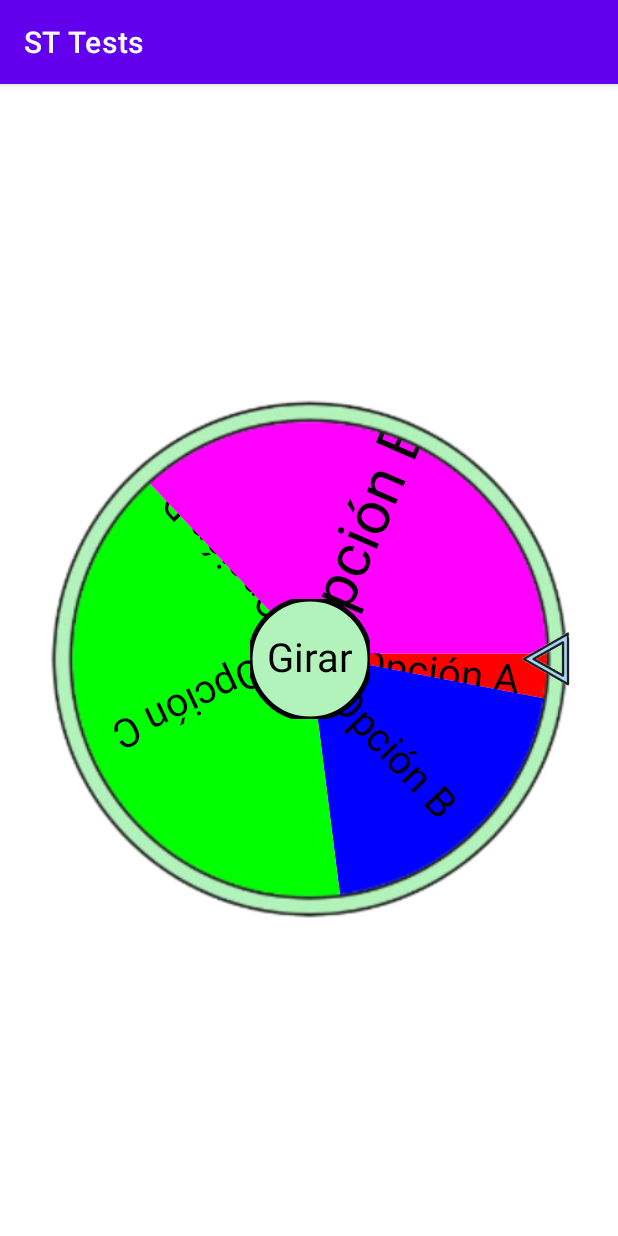
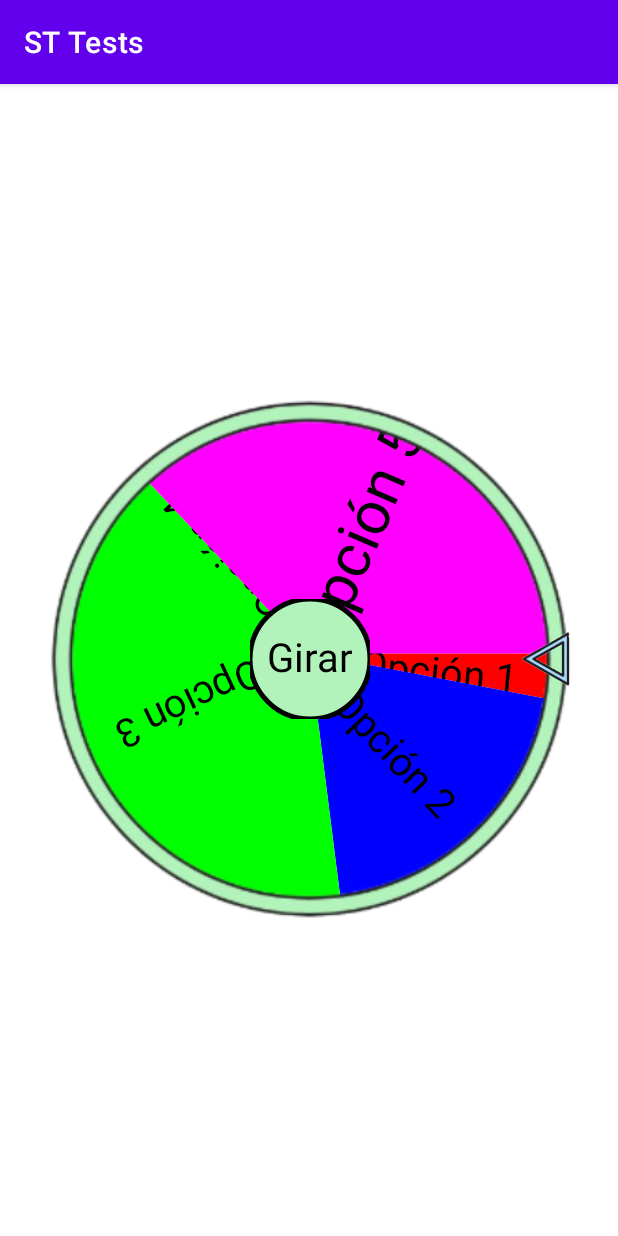
Before and after one commit to Alexandroafk/kotlin-projects-1, an Android app: the RuletaActivity screen opened directly, with no data from a screen before it, on a phone screen of 412 x 824 dp. Run offline under Robolectric (Android 15) with nearby library versions, the phone set to English and light mode, and no system bars.

Commit message:
Revert "CAMBIO PRUEBA"
This reverts commit 02cdc05cc36bb95fb72c647b88266c360ba9d3ae.

```diff
--- a/app/src/main/java/com/wuaha/ktl_p1/ui/ruleta/RuletaActivity.kt
+++ b/app/src/main/java/com/wuaha/ktl_p1/ui/ruleta/RuletaActivity.kt
@@ -22,11 +22,11 @@ class RuletaActivity : AppCompatActivity() {
         centroRuletaView = findViewById(R.id.centro_ruleta_view_xml)
 
         val opciones = listOf(
-            RuletaOpcion("Opción A", Color.RED, 3f, 40f, Color.BLACK),
-            RuletaOpcion("Opción B", Color.BLUE,20f, 40f),
-            RuletaOpcion("Opción C", Color.GREEN,40f, 40f),
-            RuletaOpcion("Opción D", Color.YELLOW,0f, 40f), // Si se pasa 0f como probabilidad, se
-            RuletaOpcion("Opción E", Color.MAGENTA, )                             // asigna una probabilidad automatica.
+            RuletaOpcion("Opción 1", Color.RED, 3f, 40f, Color.BLACK),
+            RuletaOpcion("Opción 2", Color.BLUE,20f, 40f),
+            RuletaOpcion("Opción 3", Color.GREEN,40f, 40f),
+            RuletaOpcion("Opción 4", Color.YELLOW,0f, 40f), // Si se pasa 0f como probabilidad, se
+            RuletaOpcion("Opción 5", Color.MAGENTA, )                             // asigna una probabilidad automatica.
         )
 
         ruletaView.apply {
```
